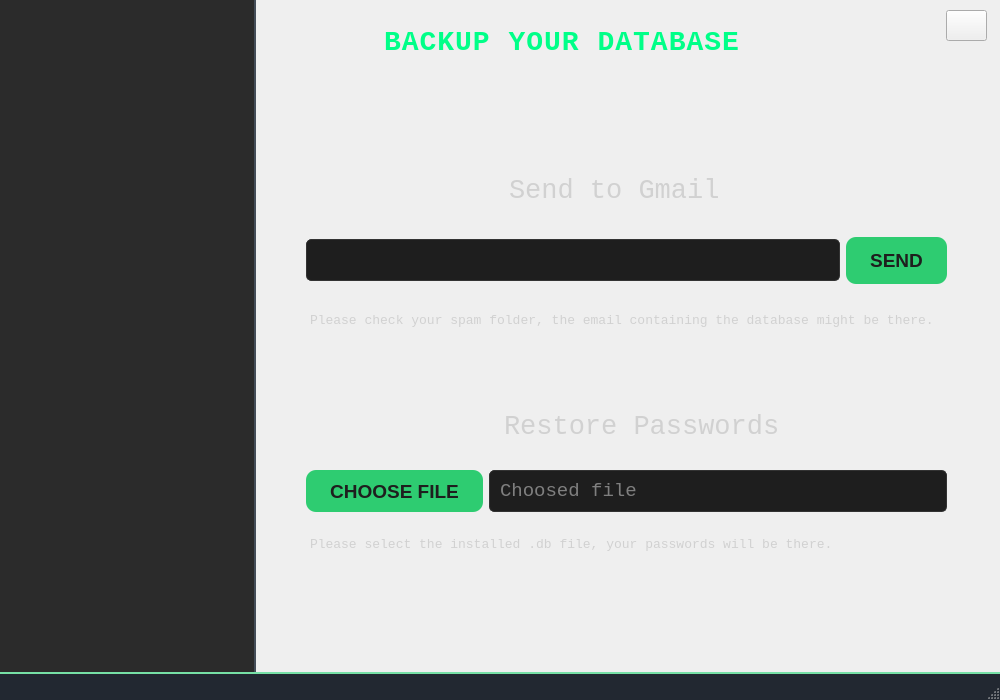
First picture: the form in forms/mainwindow.ui, repository minnesangg/Cerberus, before the edit.
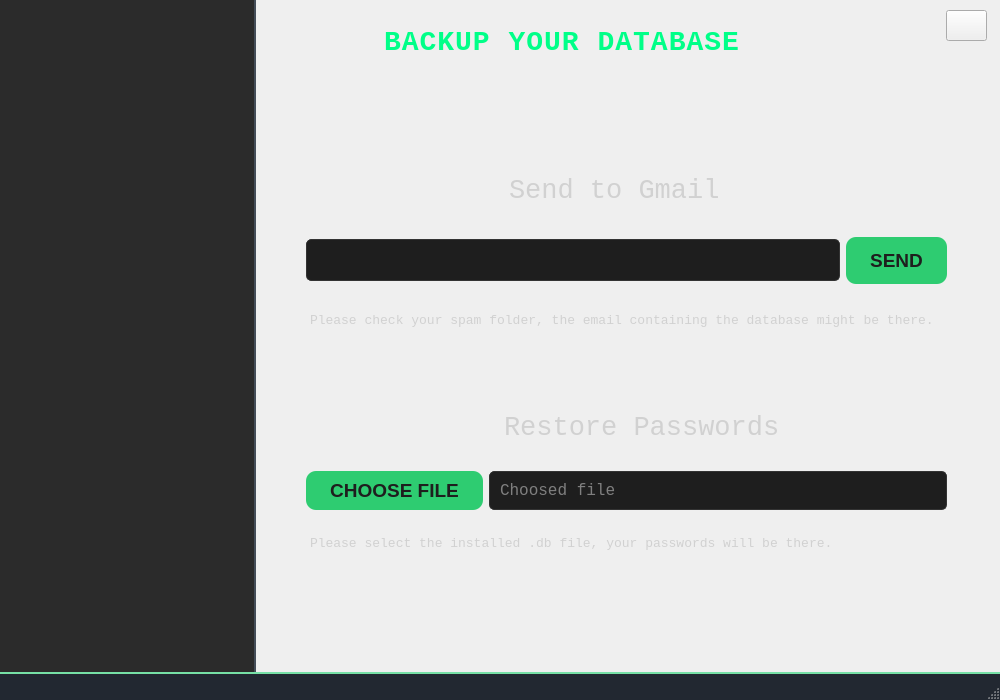
Second picture: the form after the edit. The open tabs and pages were chosen to show the change. Icons and pictures are not drawn.

The edit to the form file:
```diff
--- a/forms/mainwindow.ui
+++ b/forms/mainwindow.ui
@@ -2008,7 +2008,7 @@
              <property name="font">
               <font>
                <family>Monospace</family>
-               <pointsize>14</pointsize>
+               <pointsize>12</pointsize>
               </font>
              </property>
              <property name="styleSheet">
```
Left out of the diff: 2 changed lines with no effect on the pictures.
